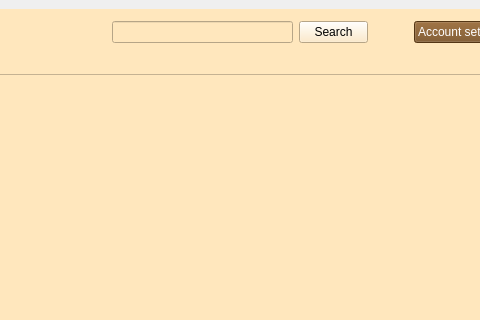
Before: the Qt Designer form client/src/mainwindow.ui in Dargoswwwe/smc-library, drawn with Qt 5; both pictures show x 274 to 754 and y 0 to 320 of the 846 by 458 pixel window.
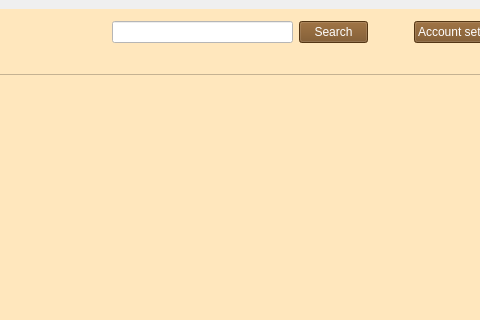
After: the same form once the commit is applied. The open tabs and pages were chosen to show the change. Icons and pictures are not drawn.

Commit message: Checking for valid password in Register page + make some UI improvements

The edit to the form file:
```diff
--- a/client/src/mainwindow.ui
+++ b/client/src/mainwindow.ui
@@ -397,6 +397,9 @@
              <height>0</height>
             </size>
            </property>
+           <property name="styleSheet">
+            <string notr="true">background-color: rgb(255, 255, 255);</string>
+           </property>
           </widget>
          </item>
          <item>
@@ -410,94 +413,206 @@
            <property name="palette">
             <palette>
              <active>
+              <colorrole role="WindowText">
+               <brush brushstyle="SolidPattern">
+                <color alpha="255">
+                 <red>255</red>
+                 <green>255</green>
+                 <blue>255</blue>
+                </color>
+               </brush>
+              </colorrole>
               <colorrole role="Button">
                <brush brushstyle="SolidPattern">
                 <color alpha="255">
+                 <red>117</red>
+                 <green>75</green>
+                 <blue>28</blue>
+                </color>
+               </brush>
+              </colorrole>
+              <colorrole role="Text">
+               <brush brushstyle="SolidPattern">
+                <color alpha="255">
                  <red>255</red>
-                 <green>231</green>
-                 <blue>189</blue>
+                 <green>255</green>
+                 <blue>255</blue>
+                </color>
+               </brush>
+              </colorrole>
+              <colorrole role="ButtonText">
+               <brush brushstyle="SolidPattern">
+                <color alpha="255">
+                 <red>255</red>
+                 <green>255</green>
+                 <blue>255</blue>
                 </color>
                </brush>
               </colorrole>
               <colorrole role="Base">
                <brush brushstyle="SolidPattern">
                 <color alpha="255">
-                 <red>255</red>
-                 <green>231</green>
-                 <blue>189</blue>
+                 <red>117</red>
+                 <green>75</green>
+                 <blue>28</blue>
                 </color>
                </brush>
               </colorrole>
               <colorrole role="Window">
                <brush brushstyle="SolidPattern">
                 <color alpha="255">
+                 <red>117</red>
+                 <green>75</green>
+                 <blue>28</blue>
+                </color>
+               </brush>
+              </colorrole>
+              <colorrole role="PlaceholderText">
+               <brush brushstyle="NoBrush">
+                <color alpha="128">
                  <red>255</red>
-                 <green>231</green>
-                 <blue>189</blue>
+                 <green>255</green>
+                 <blue>255</blue>
                 </color>
                </brush>
               </colorrole>
              </active>
              <inactive>
+              <colorrole role="WindowText">
+               <brush brushstyle="SolidPattern">
+                <color alpha="255">
+                 <red>255</red>
+                 <green>255</green>
+                 <blue>255</blue>
+                </color>
+               </brush>
+              </colorrole>
               <colorrole role="Button">
                <brush brushstyle="SolidPattern">
                 <color alpha="255">
+                 <red>117</red>
+                 <green>75</green>
+                 <blue>28</blue>
+                </color>
+               </brush>
+              </colorrole>
+              <colorrole role="Text">
+               <brush brushstyle="SolidPattern">
+                <color alpha="255">
                  <red>255</red>
-                 <green>231</green>
-                 <blue>189</blue>
+                 <green>255</green>
+                 <blue>255</blue>
+                </color>
+               </brush>
+              </colorrole>
+              <colorrole role="ButtonText">
+               <brush brushstyle="SolidPattern">
+                <color alpha="255">
+                 <red>255</red>
+                 <green>255</green>
+                 <blue>255</blue>
                 </color>
                </brush>
               </colorrole>
               <colorrole role="Base">
                <brush brushstyle="SolidPattern">
                 <color alpha="255">
-                 <red>255</red>
-                 <green>231</green>
-                 <blue>189</blue>
+                 <red>117</red>
+                 <green>75</green>
+                 <blue>28</blue>
                 </color>
                </brush>
               </colorrole>
               <colorrole role="Window">
                <brush brushstyle="SolidPattern">
                 <color alpha="255">
+                 <red>117</red>
+                 <green>75</green>
+                 <blue>28</blue>
+                </color>
+               </brush>
+              </colorrole>
+              <colorrole role="PlaceholderText">
+               <brush brushstyle="NoBrush">
+                <color alpha="128">
                  <red>255</red>
-                 <green>231</green>
-                 <blue>189</blue>
+                 <green>255</green>
+                 <blue>255</blue>
                 </color>
                </brush>
               </colorrole>
              </inactive>
              <disabled>
+              <colorrole role="WindowText">
+               <brush brushstyle="SolidPattern">
+                <color alpha="255">
+                 <red>255</red>
+                 <green>255</green>
+                 <blue>255</blue>
+                </color>
+               </brush>
+              </colorrole>
               <colorrole role="Button">
                <brush brushstyle="SolidPattern">
                 <color alpha="255">
+                 <red>117</red>
+                 <green>75</green>
+                 <blue>28</blue>
+                </color>
+               </brush>
+              </colorrole>
+              <colorrole role="Text">
+               <brush brushstyle="SolidPattern">
+                <color alpha="255">
                  <red>255</red>
-                 <green>231</green>
-                 <blue>189</blue>
+                 <green>255</green>
+                 <blue>255</blue>
+                </color>
+               </brush>
+              </colorrole>
+              <colorrole role="ButtonText">
+               <brush brushstyle="SolidPattern">
+                <color alpha="255">
+                 <red>255</red>
+                 <green>255</green>
+                 <blue>255</blue>
                 </color>
                </brush>
               </colorrole>
               <colorrole role="Base">
                <brush brushstyle="SolidPattern">
                 <color alpha="255">
-                 <red>255</red>
-                 <green>231</green>
-                 <blue>189</blue>
+                 <red>117</red>
+                 <green>75</green>
+                 <blue>28</blue>
                 </color>
                </brush>
               </colorrole>
               <colorrole role="Window">
                <brush brushstyle="SolidPattern">
                 <color alpha="255">
+                 <red>117</red>
+                 <green>75</green>
+                 <blue>28</blue>
+                </color>
+               </brush>
+              </colorrole>
+              <colorrole role="PlaceholderText">
+               <brush brushstyle="NoBrush">
+                <color alpha="128">
                  <red>255</red>
-                 <green>231</green>
-                 <blue>189</blue>
+                 <green>255</green>
+                 <blue>255</blue>
                 </color>
                </brush>
               </colorrole>
              </disabled>
             </palette>
            </property>
+           <property name="styleSheet">
+            <string notr="true">background-color: rgb(117, 75, 28);
+color: white</string>
+           </property>
            <property name="text">
             <string>Search</string>
            </property>
```
Left out of the diff: 108 changed lines with no effect on the pictures. The commit also changes 6 other files.
